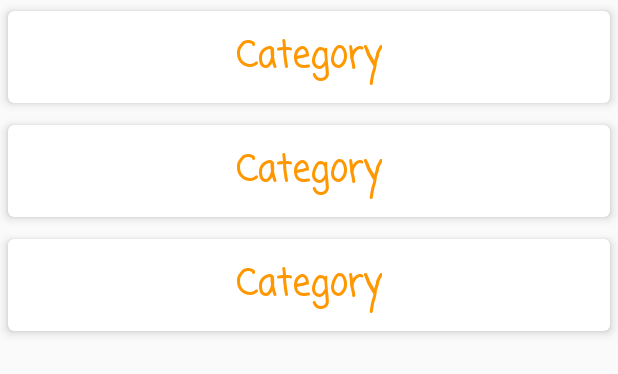
After one commit to Ngonyoku/my.Notes, an Android app: the layout activity_category_list.xml on its own in the app's theme, with its tools: preview values and no code run, on a phone screen of 412 x 824 dp. The commit adds this screen. Shown: the top 374 px of the screen. Run offline under Robolectric (Android 15) with nearby library versions, the phone set to English and light mode, and no system bars.

Commit message:
category activity Added

```diff
--- a/app/src/main/AndroidManifest.xml
+++ b/app/src/main/AndroidManifest.xml
@@ -9,6 +9,13 @@
         android:roundIcon="@mipmap/ic_launcher_round"
         android:supportsRtl="true"
         android:theme="@style/AppTheme">
+        <activity android:name=".CategoryListActivity">
+            <intent-filter>
+                <action android:name="android.intent.action.MAIN" />
+
+                <category android:name="android.intent.category.LAUNCHER" />
+            </intent-filter>
+        </activity>
         <activity
             android:name=".CreateEditNoteActivity"
             android:parentActivityName=".NoteListActivity" />
--- /dev/null
+++ b/app/src/main/java/com/RickProjects/myNotes/CategoryListActivity.java
@@ -0,0 +1,14 @@
+package com.RickProjects.myNotes;
+
+import androidx.appcompat.app.AppCompatActivity;
+
+import android.os.Bundle;
+
+public class CategoryListActivity extends AppCompatActivity {
+
+    @Override
+    protected void onCreate(Bundle savedInstanceState) {
+        super.onCreate(savedInstanceState);
+        setContentView(R.layout.activity_category_list);
+    }
+}
--- /dev/null
+++ b/app/src/main/res/layout/activity_category_list.xml
@@ -0,0 +1,15 @@
+<?xml version="1.0" encoding="utf-8"?>
+<androidx.coordinatorlayout.widget.CoordinatorLayout xmlns:android="http://schemas.android.com/apk/res/android"
+    xmlns:app="http://schemas.android.com/apk/res-auto"
+    xmlns:tools="http://schemas.android.com/tools"
+    android:layout_width="match_parent"
+    android:layout_height="match_parent"
+    tools:context=".CategoryListActivity">
+
+    <androidx.recyclerview.widget.RecyclerView
+        android:id="@+id/recycler_category_list"
+        android:layout_width="match_parent"
+        android:layout_height="match_parent"
+        tools:listitem="@layout/item_category_list" />
+
+</androidx.coordinatorlayout.widget.CoordinatorLayout>
--- /dev/null
+++ b/app/src/main/res/layout/item_category_list.xml
@@ -0,0 +1,29 @@
+<?xml version="1.0" encoding="utf-8"?>
+<androidx.cardview.widget.CardView xmlns:android="http://schemas.android.com/apk/res/android"
+    xmlns:app="http://schemas.android.com/apk/res-auto"
+    android:layout_width="match_parent"
+    android:layout_height="wrap_content"
+    app:cardCornerRadius="4dp"
+    app:cardElevation="4dp"
+    app:cardUseCompatPadding="true"
+    app:contentPadding="12dp">
+
+    <LinearLayout
+        android:layout_width="match_parent"
+        android:layout_height="wrap_content"
+        android:gravity="center">
+
+        <TextView
+            android:id="@+id/textview_category"
+            android:layout_width="wrap_content"
+            android:layout_height="wrap_content"
+            android:fontFamily="casual"
+            android:text="@string/category"
+            android:textAlignment="center"
+            android:textAppearance="@style/TextAppearance.AppCompat.Large"
+            android:textColor="@color/colorAccent"
+            android:textSize="24sp"
+            android:textStyle="bold" />
+    </LinearLayout>
+
+</androidx.cardview.widget.CardView>
--- a/app/src/main/res/values/strings.xml
+++ b/app/src/main/res/values/strings.xml
@@ -13,5 +13,6 @@
     <string name="delete_all">Delete All</string>
     <string name="exit">Exit</string>
     <string name="cancel">Cancel</string>
+    <string name="category">Category</string>
 
 </resources>
```
